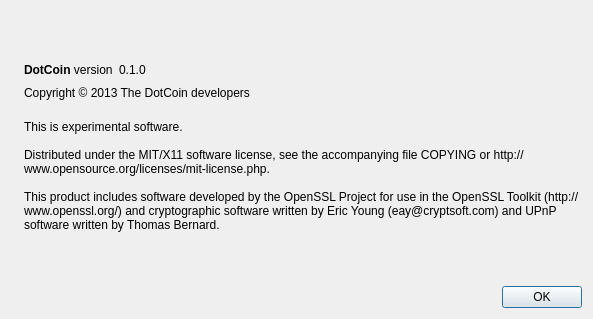
The window that src/qt/forms/aboutdialog.ui (realcoin/realcoin) describes before a commit, drawn with Qt 5.
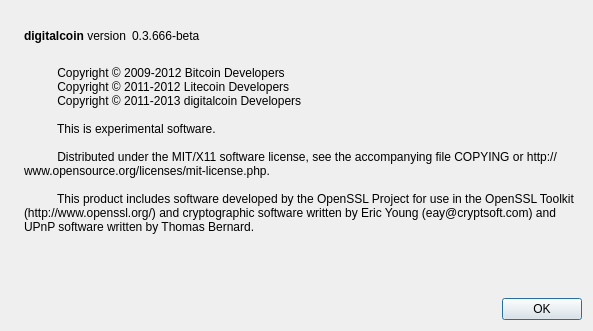
The same window after the commit. Icons and pictures are not drawn.

The edit to the form file:
```diff
--- a/src/qt/forms/aboutdialog.ui
+++ b/src/qt/forms/aboutdialog.ui
@@ -7,7 +7,7 @@
     <x>0</x>
     <y>0</y>
     <width>593</width>
-    <height>319</height>
+    <height>331</height>
    </rect>
   </property>
   <property name="windowTitle">
@@ -50,7 +50,7 @@
           <cursorShape>IBeamCursor</cursorShape>
          </property>
          <property name="text">
-          <string>&lt;b&gt;DotCoin&lt;/b&gt; version</string>
+          <string>&lt;b&gt;digitalcoin&lt;/b&gt; version</string>
          </property>
          <property name="textInteractionFlags">
           <set>Qt::LinksAccessibleByMouse|Qt::TextSelectableByKeyboard|Qt::TextSelectableByMouse</set>
@@ -63,7 +63,10 @@
           <cursorShape>IBeamCursor</cursorShape>
          </property>
          <property name="text">
-          <string notr="true">0.1.0</string>
+          <string notr="true">0.3.666-beta</string>
+         </property>
+         <property name="textFormat">
+          <enum>Qt::RichText</enum>
          </property>
          <property name="textInteractionFlags">
           <set>Qt::LinksAccessibleByMouse|Qt::TextSelectableByKeyboard|Qt::TextSelectableByMouse</set>
@@ -85,19 +88,6 @@
        </item>
       </layout>
      </item>
-     <item>
-      <widget class="QLabel" name="copyrightLabel">
-       <property name="cursor">
-        <cursorShape>IBeamCursor</cursorShape>
-       </property>
-       <property name="text">
-        <string>Copyright © 2013 The DotCoin developers</string>
-       </property>
-       <property name="textInteractionFlags">
-        <set>Qt::LinksAccessibleByMouse|Qt::TextSelectableByKeyboard|Qt::TextSelectableByMouse</set>
-       </property>
-      </widget>
-     </item>
      <item>
       <widget class="QLabel" name="label_2">
        <property name="cursor">
@@ -105,11 +95,18 @@
        </property>
        <property name="text">
         <string>
-This is experimental software.
+          Copyright © 2009-2012 Bitcoin Developers
+          Copyright © 2011-2012 Litecoin Developers
+          Copyright © 2011-2013 digitalcoin Developers
 
-Distributed under the MIT/X11 software license, see the accompanying file COPYING or http://www.opensource.org/licenses/mit-license.php.
+          This is experimental software.
 
-This product includes software developed by the OpenSSL Project for use in the OpenSSL Toolkit (http://www.openssl.org/) and cryptographic software written by Eric Young (eay@cryptsoft.com) and UPnP software written by Thomas Bernard.</string>
+          Distributed under the MIT/X11 software license, see the accompanying file COPYING or http://www.opensource.org/licenses/mit-license.php.
+
+          This product includes software developed by the OpenSSL Project for use in the OpenSSL Toolkit (http://www.openssl.org/) and cryptographic software written by Eric Young (eay@cryptsoft.com) and UPnP software written by Thomas Bernard.
+
+          
+        </string>
        </property>
        <property name="wordWrap">
         <bool>true</bool>
```
Left out of the diff: 2 changed lines with no effect on the pictures.
